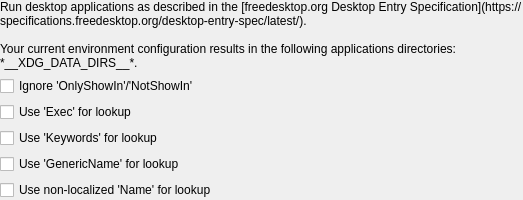
Above: applications/src/configwidget_xdg.ui from albertlauncher/plugins before the change. Below: the same form after it.
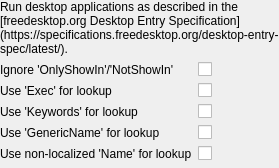
That is the form after the change.

Commit message: [applications:11.0] Add non localized option on macos

```diff
--- a/applications/src/configwidget_xdg.ui
+++ b/applications/src/configwidget_xdg.ui
@@ -16,13 +16,12 @@
     <number>0</number>
    </property>
    <item>
-    <layout class="QHBoxLayout" name="horizontalLayout">
-     <item>
       <widget class="QLabel" name="label">
        <property name="text">
-        <string>Run desktop applications as described in the [freedesktop.org Desktop Entry Specification](https://specifications.freedesktop.org/desktop-entry-spec/latest/).
-
-Your current environment configuration results in the following applications directories: *__XDG_DATA_DIRS__*.</string>
+      <string>Run desktop applications as described in the [freedesktop.org Desktop Entry Specification](https://specifications.freedesktop.org/desktop-entry-spec/latest/).</string>
+     </property>
+     <property name="textFormat">
+      <enum>Qt::TextFormat::MarkdownText</enum>
        </property>
        <property name="wordWrap">
         <bool>true</bool>
@@ -32,74 +31,84 @@
        </property>
       </widget>
      </item>
-    </layout>
-   </item>
    <item>
-    <layout class="QHBoxLayout" name="horizontalLayout_3">
-     <item>
-      <layout class="QVBoxLayout" name="verticalLayout">
-       <item>
-        <widget class="QCheckBox" name="checkBox_ignoreShowInKeys">
+    <layout class="QFormLayout" name="formLayout">
+     <item row="0" column="0">
+      <widget class="QLabel" name="label_2">
          <property name="text">
           <string>Ignore 'OnlyShowIn'/'NotShowIn'</string>
          </property>
         </widget>
        </item>
-       <item>
-        <widget class="QCheckBox" name="checkBox_useExec">
+     <item row="0" column="1">
+      <widget class="QCheckBox" name="checkBox_ignoreShowInKeys">
+       <property name="text">
+        <string/>
+       </property>
+      </widget>
+     </item>
+     <item row="1" column="0">
+      <widget class="QLabel" name="label_3">
          <property name="text">
           <string>Use 'Exec' for lookup</string>
          </property>
         </widget>
        </item>
-       <item>
-        <widget class="QCheckBox" name="checkBox_useKeywords">
+     <item row="1" column="1">
+      <widget class="QCheckBox" name="checkBox_useExec">
+       <property name="text">
+        <string/>
+       </property>
+      </widget>
+     </item>
+     <item row="2" column="0">
+      <widget class="QLabel" name="label_4">
          <property name="text">
           <string>Use 'Keywords' for lookup</string>
          </property>
         </widget>
        </item>
-       <item>
-        <widget class="QCheckBox" name="checkBox_useGenericName">
+     <item row="2" column="1">
+      <widget class="QCheckBox" name="checkBox_useKeywords">
+       <property name="text">
+        <string/>
+       </property>
+      </widget>
+     </item>
+     <item row="3" column="0">
+      <widget class="QLabel" name="label_5">
          <property name="text">
           <string>Use 'GenericName' for lookup</string>
          </property>
         </widget>
        </item>
-       <item>
-        <widget class="QCheckBox" name="checkBox_useNonLocalizedName">
+     <item row="3" column="1">
+      <widget class="QCheckBox" name="checkBox_useGenericName">
+       <property name="text">
+        <string/>
+       </property>
+      </widget>
+     </item>
+     <item row="4" column="0">
+      <widget class="QLabel" name="label_6">
          <property name="text">
           <string>Use non-localized 'Name' for lookup</string>
          </property>
         </widget>
        </item>
-      </layout>
-     </item>
-     <item>
-      <spacer name="horizontalSpacer">
-       <property name="orientation">
-        <enum>Qt::Horizontal</enum>
+     <item row="4" column="1">
+      <widget class="QCheckBox" name="checkBox_useNonLocalizedName">
+       <property name="text">
+        <string/>
        </property>
-       <property name="sizeHint" stdset="0">
-        <size>
-         <width>0</width>
-         <height>0</height>
-        </size>
-       </property>
-      </spacer>
+      </widget>
      </item>
     </layout>
    </item>
    <item>
     <spacer name="verticalSpacer_3">
      <property name="orientation">
-      <enum>Qt::Vertical</enum>
-     </property>
-     <property name="sizeHint" stdset="0">
-      <size>
-       <width>0</width>
-       <height>0</height>
-      </size>
+      <enum>Qt::Orientation::Vertical</enum>
      </property>
     </spacer>
    </item>
```
Left out of the diff: 2 changed lines with no effect on the pictures. Lines whose indentation alone changed are shown as unchanged. The commit also changes 8 other files.
